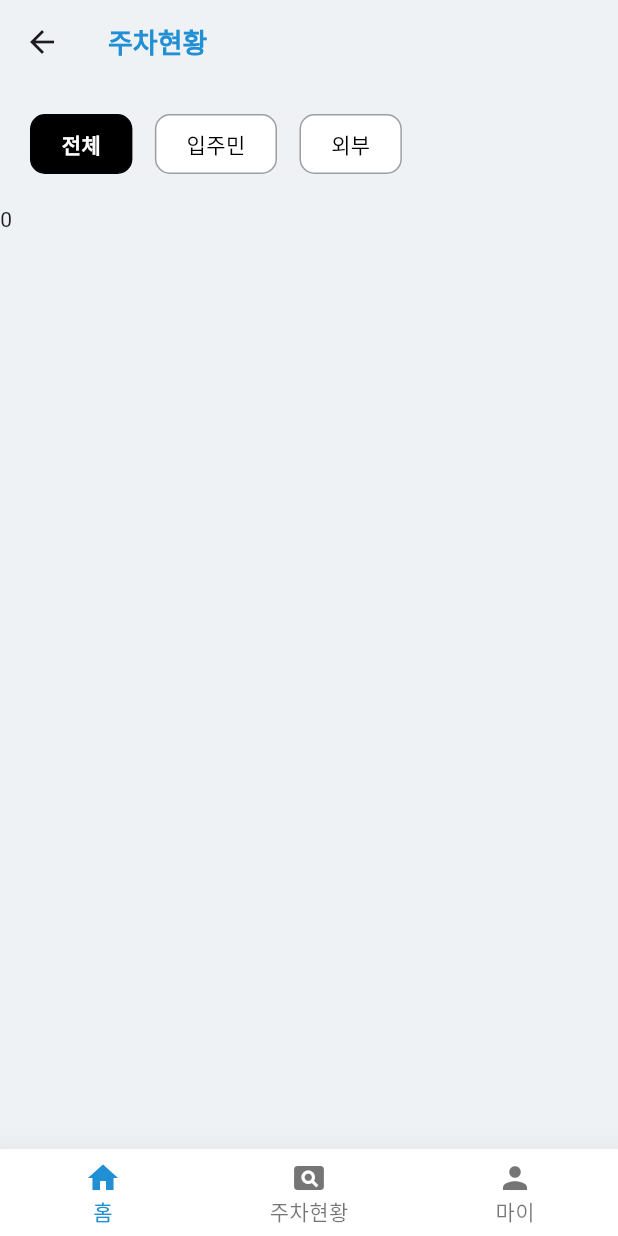
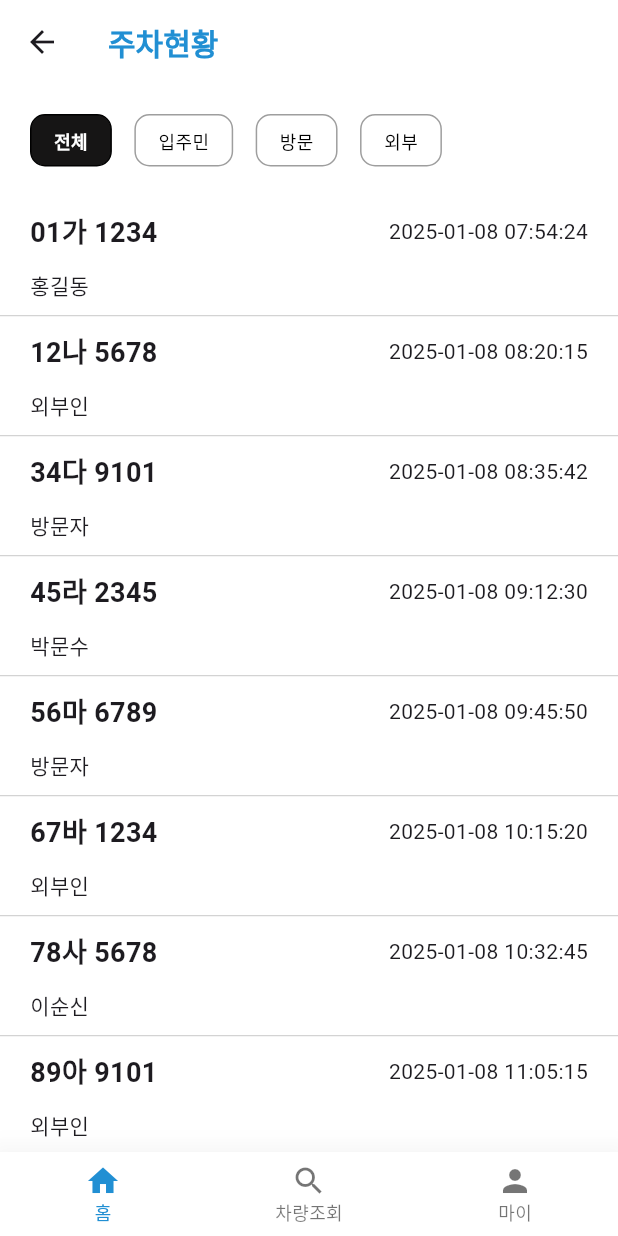
Before and after one commit to DUKE506/Parking_Flutter, a Flutter app: the screen it shows after launch, after a tap on "주차현황", on a phone screen of 412 x 824 dp. Run offline on Flutter 3.47's test engine with Material 3 defaults, Android fonts, the light colour scheme and no system bars; our stand-ins replace go_router, google_fonts; missing offline and left inert: flutter_scalable_ocr.

Commit message:
feat : 검색화면 구현중

```diff
--- /dev/null
+++ b/lib/repository/parking/parking_repository.dart
@@ -0,0 +1,151 @@
+class ParkingRepository {
+  Map<String, dynamic> datas = {
+    'parking': [
+      {
+        'id': 1,
+        'type': 'RESIDENT',
+        'vehicleNumber': '01가 1234',
+        'ownerName': '홍길동',
+        'createdAt': '2025-01-08 07:54:24'
+      },
+      {
+        'id': 2,
+        'type': 'OUTSIDER',
+        'vehicleNumber': '12나 5678',
+        'ownerName': '김철수',
+        'createdAt': '2025-01-08 08:20:15'
+      },
+      {
+        'id': 3,
+        'type': 'VISIT',
+        'vehicleNumber': '34다 9101',
+        'ownerName': '이영희',
+        'createdAt': '2025-01-08 08:35:42'
+      },
+      {
+        'id': 4,
+        'type': 'RESIDENT',
+        'vehicleNumber': '45라 2345',
+        'ownerName': '박문수',
+        'createdAt': '2025-01-08 09:12:30'
+      },
+      {
+        'id': 5,
+        'type': 'VISIT',
+        'vehicleNumber': '56마 6789',
+        'ownerName': '최자영',
+        'createdAt': '2025-01-08 09:45:50'
+      },
+      {
+        'id': 6,
+        'type': 'OUTSIDER',
+        'vehicleNumber': '67바 1234',
+        'ownerName': '정도전',
+        'createdAt': '2025-01-08 10:15:20'
+      },
+      {
+        'id': 7,
+        'type': 'RESIDENT',
+        'vehicleNumber': '78사 5678',
+        'ownerName': '이순신',
+        'createdAt': '2025-01-08 10:32:45'
+      },
+      {
+        'id': 8,
+        'type': 'OUTSIDER',
+        'vehicleNumber': '89아 9101',
+        'ownerName': '장보고',
+        'createdAt': '2025-01-08 11:05:15'
+      },
+      {
+        'id': 9,
+        'type': 'VISIT',
+        'vehicleNumber': '90자 2345',
+        'ownerName': '강감찬',
+        'createdAt': '2025-01-08 11:45:00'
+      },
+      {
+        'id': 10,
+        'type': 'RESIDENT',
+        'vehicleNumber': '01차 6789',
+        'ownerName': '유관순',
+        'createdAt': '2025-01-08 12:10:30'
+      },
+      {
+        'id': 11,
+        'type': 'VISIT',
+        'vehicleNumber': '23카 1234',
+        'ownerName': '김유신',
+        'createdAt': '2025-01-08 12:40:15'
+      },
+      {
+        'id': 12,
+        'type': 'OUTSIDER',
+        'vehicleNumber': '34타 5678',
+        'ownerName': '신사임당',
+        'createdAt': '2025-01-08 13:05:42'
+      },
+      {
+        'id': 13,
+        'type': 'RESIDENT',
+        'vehicleNumber': '45파 9101',
+        'ownerName': '안중근',
+        'createdAt': '2025-01-08 13:35:50'
+      },
+      {
+        'id': 14,
+        'type': 'VISIT',
+        'vehicleNumber': '56하 2345',
+        'ownerName': '윤봉길',
+        'createdAt': '2025-01-08 14:10:20'
+      },
+      {
+        'id': 15,
+        'type': 'OUTSIDER',
+        'vehicleNumber': '67가 6789',
+        'ownerName': '권율',
+        'createdAt': '2025-01-08 14:35:00'
+      },
+      {
+        'id': 16,
+        'type': 'RESIDENT',
+        'vehicleNumber': '78나 1234',
+        'ownerName': '이성계',
+        'createdAt': '2025-01-08 15:05:15'
+      },
+      {
+        'id': 17,
+        'type': 'VISIT',
+        'vehicleNumber': '89다 5678',
+        'ownerName': '세종대왕',
+        'createdAt': '2025-01-08 15:40:30'
+      },
+      {
+        'id': 18,
+        'type': 'OUTSIDER',
+        'vehicleNumber': '90라 9101',
+        'ownerName': '장영실',
+        'createdAt': '2025-01-08 16:10:50'
+      },
+      {
+        'id': 19,
+        'type': 'RESIDENT',
+        'vehicleNumber': '12마 2345',
+        'ownerName': '김수혁',
+        'createdAt': '2025-01-08 16:45:15'
+      },
+      {
+        'id': 20,
+        'type': 'VISIT',
+        'vehicleNumber': '34바 6789',
+        'ownerName': '김채희',
+        'createdAt': '2025-01-08 17:05:42'
+      },
+    ]
+  };
+
+  Future<List<Map<String, dynamic>>> getParkigList(String category) async {
+    await Future.delayed(Duration(milliseconds: 0));
+    return datas[category] ?? [];
+  }
+}
--- a/lib/router.dart
+++ b/lib/router.dart
@@ -4,6 +4,7 @@ import 'package:parking_flutter/screens/home/home.dart';
 import 'package:parking_flutter/screens/parkingStatus/parkingStatus.dart';
 import 'package:parking_flutter/screens/scanner/scanner.dart';
 import 'package:parking_flutter/screens/scanner/scannerKo.dart';
+import 'package:parking_flutter/screens/search/searchScreen.dart';
 import 'package:parking_flutter/widgets/bottomNavBarWidget.dart';
 
 final GlobalKey<NavigatorState> rootNavKey = GlobalKey<NavigatorState>();
@@ -37,7 +38,11 @@ final router = GoRouter(
           GoRoute(
             path: '/scanner/korea',
             builder: (context, state) => Scannerko(),
-          )
+          ),
+          GoRoute(
+            path: '/search',
+            builder: (context, state) => SearchScreen(),
+          ),
         ]),
   ],
 );
--- a/lib/screens/home/home.dart
+++ b/lib/screens/home/home.dart
@@ -43,9 +43,14 @@ class _HomeState extends State<Home> {
                     color: Color(0xff000000),
                   ),
                   ParkingNumCardWidget(
-                    parkingNum: 52,
+                    parkingNum: 49,
                     title: '입주민',
                     color: Color(0xff218FD3),
+                  ),
+                  ParkingNumCardWidget(
+                    parkingNum: 3,
+                    title: '방문',
+                    color: Color(0xFF18AA1D),
                   ),
                   ParkingNumCardWidget(
                     parkingNum: 8,
--- a/lib/screens/home/widgets/parking_num_card.dart
+++ b/lib/screens/home/widgets/parking_num_card.dart
@@ -14,12 +14,11 @@ class ParkingNumCardWidget extends StatelessWidget {
   @override
   Widget build(BuildContext context) {
     return Container(
-      width: 90,
-      height: 90,
+      width: 70,
+      height: 70,
       decoration: BoxDecoration(
         color: Color(0xFFEEF2F5),
         borderRadius: BorderRadius.circular(6),
-        // border: Border.all(width: 1, color: Color.fromARGB(255, 206, 214, 219)),
       ),
       child: Center(
         child: Column(
@@ -29,7 +28,7 @@ class ParkingNumCardWidget extends StatelessWidget {
             Text(
               title,
               style: TextStyle(
-                fontSize: 16,
+                fontSize: 14,
                 color: color,
               ),
             ),
@@ -39,7 +38,7 @@ class ParkingNumCardWidget extends StatelessWidget {
             Text(
               parkingNum.toString(),
               style: TextStyle(
-                fontSize: 18,
+                fontSize: 16,
                 color: color,
                 fontWeight: FontWeight.bold,
               ),
--- a/lib/screens/parkingStatus/parkingStatus.dart
+++ b/lib/screens/parkingStatus/parkingStatus.dart
@@ -1,5 +1,6 @@
 import 'package:flutter/material.dart';
 import 'package:go_router/go_router.dart';
+import 'package:parking_flutter/repository/parking/parking_repository.dart';
 import 'package:parking_flutter/screens/parkingStatus/widgets/customTabBar.dart';
 import 'package:parking_flutter/screens/parkingStatus/widgets/parkingListWidget.dart';
 import 'package:parking_flutter/screens/parkingStatus/widgets/tabBar.dart';
@@ -14,27 +15,68 @@ class ParkingStatus extends StatefulWidget {
 class _ParkinStatusState extends State<ParkingStatus> {
   late int _currentIndex;
   late final PageController _pageController;
+  late ParkingRepository parkingRepository;
+  bool isAnimating = false;
+  // 각 탭별 데이터를 저장할 Map
+  final Map<int, List<Map<String, dynamic>>> _cachedData = {};
+
+  final List<String> _types = ['All', 'RESIDENT', 'VISIT', 'OUTSIDER'];
 
   @override
   void initState() {
     super.initState();
     _currentIndex = 0;
-    _pageController = PageController(
-      initialPage: _currentIndex,
-    );
+    _pageController = PageController(initialPage: _currentIndex);
+  }
+
+  @override
+  void dispose() {
+    _pageController.dispose(); // 메모리 누수 방지
+    super.dispose();
+  }
+
+  @override
+  void didChangeDependencies() {
+    // TODO: implement didChangeDependencies
+    super.didChangeDependencies();
+
+    parkingRepository = ParkingRepository();
+    _preloadData();
+  }
+
+  Future<void> _preloadData() async {
+    final allData = await parkingRepository.getParkigList('parking');
+    setState(() {
+      _cachedData[0] = allData;
+      for (int i = 1; i < _types.length; i++) {
+        _cachedData[i] =
+            allData.where((data) => data['type'] == _types[i]).toList();
+      }
+    });
   }
 
   //탭 선택 함수
   void onTabSelected(int index) {
     setState(() {
+      isAnimating = true;
       _currentIndex = index;
+      _pageController
+          .animateToPage(
+        index,
+        duration: Duration(milliseconds: 300),
+        curve: Curves.decelerate,
+      )
+          .then((_) {
+        isAnimating = false;
+      });
     });
   }
 
   //애빠
   PreferredSizeWidget _appBar() {
     return AppBar(
-      backgroundColor: const Color(0xFFEEF2F5),
+      // backgroundColor: const Color(0xFFEEF2F5),
+      backgroundColor: Colors.white,
       leading: IconButton(
         onPressed: () => {context.pop()},
         icon: Icon(Icons.arrow_back),
@@ -42,7 +84,7 @@ class _ParkinStatusState extends State<ParkingStatus> {
       title: Text(
         '주차현황',
         style: TextStyle(
-          fontSize: 18,
+          fontSize: 20,
           fontWeight: FontWeight.bold,
           color: const Color(0xff218FD3),
         ),
@@ -50,13 +92,36 @@ class _ParkinStatusState extends State<ParkingStatus> {
     );
   }
 
+//주차 목록 데이터 조회
+  Future<List<Map<String, dynamic>>> _loadParkingList(int index) async {
+    final data = await parkingRepository.getParkigList('parking');
+    if (index == 0) {
+      return data;
+    }
+    return data.where((data) => data['type'] == _types[index]).toList();
+  }
+
+  Widget _dataList(int index) {
+    final data = _cachedData[index];
+
+    if (data == null) {
+      return Center(
+        child: CircularProgressIndicator(),
+      );
+    }
+
+    return ParkingListWidget(pageNum: 5, datas: data!);
+  }
+
   @override
   Widget build(BuildContext context) {
     return Scaffold(
+        backgroundColor: Colors.white,
         appBar: _appBar(),
         body: Column(
           children: [
             SizedBox(height: 20),
+            //탭바
             CustomTabBar(
               currentIndex: _currentIndex,
               onTabSelected: onTabSelected,
@@ -65,14 +130,17 @@ class _ParkinStatusState extends State<ParkingStatus> {
             Expanded(
               child: PageView.builder(
                   onPageChanged: (int index) {
-                    setState(() {
-                      _currentIndex = index;
-                    });
+                    if (!isAnimating) {
+                      // 애니메이션 중이 아닐 때만 인덱스 업데이트
+                      setState(() {
+                        _currentIndex = index;
+                      });
+                    }
                   },
                   controller: _pageController,
-                  itemCount: 3,
+                  itemCount: _types.length,
                   itemBuilder: (context, index) {
-                    return ParkingListWidget(pageNum: _currentIndex);
+                    return _dataList(index);
                   }),
             )
           ],
--- a/lib/screens/parkingStatus/widgets/customTabBar.dart
+++ b/lib/screens/parkingStatus/widgets/customTabBar.dart
@@ -15,6 +15,7 @@ class _CustomTabBarState extends State<CustomTabBar> {
   List<String> items = [
     '전체',
     '입주민',
+    '방문',
     '외부',
   ];
   late int currentIdx;
@@ -29,7 +30,7 @@ class _CustomTabBarState extends State<CustomTabBar> {
   Widget build(BuildContext context) {
     return Container(
       padding: const EdgeInsets.symmetric(horizontal: 20),
-      height: 40,
+      height: 35,
       child: ListView.separated(
         separatorBuilder: (context, index) => SizedBox(
           width: 15,
@@ -41,10 +42,10 @@ class _CustomTabBarState extends State<CustomTabBar> {
             onTap: () => {widget.onTabSelected(index)},
             child: AnimatedContainer(
               duration: Duration(milliseconds: 100),
-              padding: const EdgeInsets.symmetric(horizontal: 20),
+              padding: const EdgeInsets.symmetric(horizontal: 15),
               decoration: BoxDecoration(
                   color: widget.currentIndex == index
-                      ? Colors.black
+                      ? const Color.fromARGB(255, 22, 21, 21)
                       : Colors.white,
                   border: Border.all(
                       width: 1,
@@ -56,7 +57,7 @@ class _CustomTabBarState extends State<CustomTabBar> {
                 child: Text(
                   items[index],
                   style: GoogleFonts.lato(
-                    fontSize: 14,
+                    fontSize: 12,
                     fontWeight: widget.currentIndex == index
                         ? FontWeight.bold
                         : FontWeight.normal,
--- a/lib/screens/parkingStatus/widgets/parkingListWidget.dart
+++ b/lib/screens/parkingStatus/widgets/parkingListWidget.dart
@@ -1,17 +1,69 @@
 import 'package:flutter/material.dart';
 
 class ParkingListWidget extends StatefulWidget {
-  const ParkingListWidget({super.key, required this.pageNum});
+  const ParkingListWidget(
+      {super.key, required this.pageNum, this.ListCount, required this.datas});
   final int pageNum;
+  final int? ListCount;
+  final List<Map<String, dynamic>> datas;
+
   @override
   State<ParkingListWidget> createState() => _ParkingListWidgetState();
 }
 
 class _ParkingListWidgetState extends State<ParkingListWidget> {
+  String _getTypetoOwnerName(Map<String, dynamic> data) {
+    switch (data['type'].toString()) {
+      case 'RESIDENT':
+        return data['ownerName'].toString();
+      case 'OUTSIDER':
+        return '외부인';
+      case 'VISIT':
+        return '방문자';
+      default:
+        return '알수없음';
+    }
+  }
+
   @override
   Widget build(BuildContext context) {
-    return Container(
-      child: Text(widget.pageNum.toString()),
+    return ListView.separated(
+      itemCount: widget.datas.length,
+      itemBuilder: (context, index) {
+        return GestureDetector(
+            onTap: () => {/** 클릭 시 상세 */},
+            child: Container(
+              color: Colors.white,
+              padding:
+                  const EdgeInsets.symmetric(horizontal: 20.0, vertical: 10),
+              child: Column(
+                crossAxisAlignment: CrossAxisAlignment.start,
+                children: [
+                  Row(
+                    mainAxisAlignment: MainAxisAlignment.spaceBetween,
+                    children: [
+                      Text(
+                        widget.datas[index]['vehicleNumber'].toString(),
+                        style: TextStyle(
+                            fontSize: 18, fontWeight: FontWeight.bold),
+                      ),
+                      Text(widget.datas[index]['createdAt'].toString())
+                    ],
+                  ),
+                  SizedBox(
+                    height: 12,
+                  ),
+                  Text(_getTypetoOwnerName(widget.datas[index])),
+                ],
+              ),
+            ));
+      },
+      separatorBuilder: (context, index) {
+        return Container(
+          height: 1,
+          color: const Color(0xffd3d3d3),
+        );
+      },
     );
   }
 }
--- /dev/null
+++ b/lib/screens/search/searchScreen.dart
@@ -0,0 +1,30 @@
+import 'package:flutter/material.dart';
+import 'package:parking_flutter/screens/search/widgets/searchBar.dart';
+import 'package:parking_flutter/widgets/appBar.dart';
+
+class SearchScreen extends StatefulWidget {
+  const SearchScreen({super.key});
+
+  @override
+  State<SearchScreen> createState() => _SearchScreenState();
+}
+
+class _SearchScreenState extends State<SearchScreen> {
+  Widget _bodyWidget() {
+    return Column(
+      children: [
+        Searchbar(),
+      ],
+    );
+  }
+
+  @override
+  Widget build(BuildContext context) {
+    return Scaffold(
+      appBar: Appbar(
+        title: '차량조회',
+      ),
+      body: _bodyWidget(),
+    );
+  }
+}
--- /dev/null
+++ b/lib/screens/search/widgets/searchBar.dart
@@ -0,0 +1,26 @@
+import 'package:flutter/material.dart';
+
+class Searchbar extends StatefulWidget {
+  const Searchbar({super.key});
+
+  @override
+  State<Searchbar> createState() => _SearchbarState();
+}
+
+class _SearchbarState extends State<Searchbar> {
+  @override
+  Widget build(BuildContext context) {
+    return Container(
+      height: 50,
+      margin: EdgeInsets.symmetric(horizontal: 20),
+      decoration: BoxDecoration(
+        border: Border.all(
+            width: 1, color: const Color.fromARGB(255, 158, 158, 158)),
+        borderRadius: BorderRadius.circular(6),
+      ),
+      child: Row(
+        children: [],
+      ),
+    );
+  }
+}
--- a/lib/widgets/bottomNavBarWidget.dart
+++ b/lib/widgets/bottomNavBarWidget.dart
@@ -21,7 +21,7 @@ class _BottomNavBarWidgetState extends State<BottomNavBarWidget> {
         context.go('/home');
         break;
       case 1:
-        context.go('/home');
+        context.go('/search');
         break;
       case 2:
         context.go('/home');
@@ -32,7 +32,7 @@ class _BottomNavBarWidgetState extends State<BottomNavBarWidget> {
   BottomNavigationBarItem _bottonNavigationBarItem(String icon, String label) {
     Map<String, IconData> icons = {
       'home': Icons.home,
-      'history': Icons.pageview,
+      'search': Icons.search,
       'user': Icons.person
     };
 
@@ -54,11 +54,11 @@ class _BottomNavBarWidgetState extends State<BottomNavBarWidget> {
       onTap: onTapPageSelected, // 간단히 함수 참조로 변경
       currentIndex: _currentBottomNavIndex,
       selectedItemColor: Color(0xff218fd3),
-      selectedLabelStyle: TextStyle(fontSize: 14),
-      unselectedLabelStyle: TextStyle(fontSize: 14),
+      selectedLabelStyle: TextStyle(fontSize: 12),
+      unselectedLabelStyle: TextStyle(fontSize: 12),
       items: [
         _bottonNavigationBarItem('home', '홈'),
-        _bottonNavigationBarItem('history', '주차현황'),
+        _bottonNavigationBarItem('search', '차량조회'),
         _bottonNavigationBarItem('user', '마이'),
       ],
     );
```
